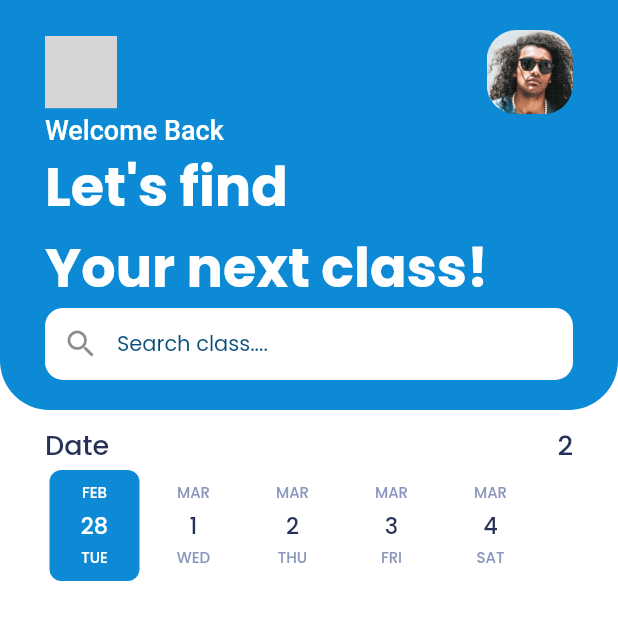
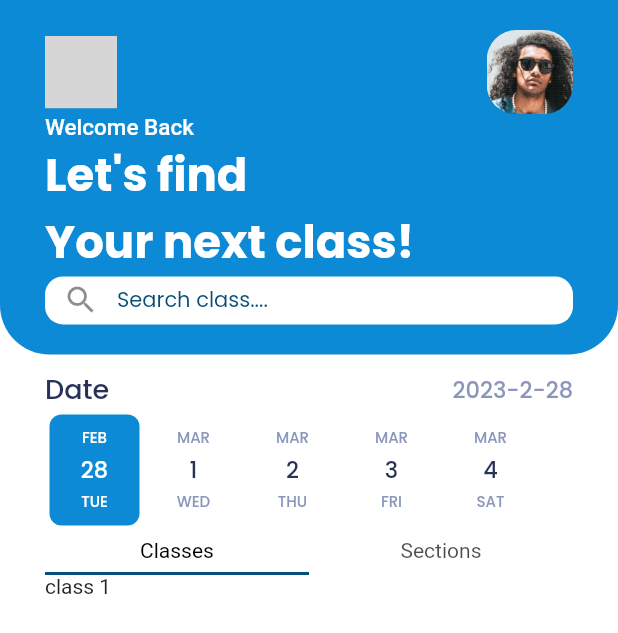
Before and after one commit to yara30999/attendance-system-graduation-project, a Flutter app: the HomeScreen screen opened by its route, on a phone screen of 412 x 824 dp. Shown: the top 633 px of the screen. Run offline on Flutter 3.47's test engine with Material 2 defaults, Android fonts, the phone set to English and light mode, and no system bars; drawn by our look-alikes of date_picker_timeline; missing offline and left inert: slide_digital_clock; grey boxes are pictures that could not be loaded.

Commit message:
adding tab bar in home page

```diff
--- a/lib/screens/home_screen.dart
+++ b/lib/screens/home_screen.dart
@@ -11,8 +11,7 @@ class HomeScreen extends StatefulWidget {
 }
 
 class _HomeScreenState extends State<HomeScreen> {
-  late DateTime _selectedDate ;
-
+  late DateTime _selectedDate;
 
   @override
   Widget build(BuildContext context) {
@@ -61,7 +60,7 @@ class _HomeScreenState extends State<HomeScreen> {
                       'Welcome Back',
                       style: TextStyle(
                           color: Colors.white,
-                          fontSize: 18.0,
+                          fontSize: 15.0,
                           fontWeight: FontWeight.w500),
                     ),
                     // const SizedBox(height: 12.0),
@@ -69,7 +68,7 @@ class _HomeScreenState extends State<HomeScreen> {
                       'Let\'s find',
                       style: TextStyle(
                           color: Colors.white,
-                          fontSize: 36.0,
+                          fontSize: 30.0,
                           fontFamily: 'Poppins',
                           fontWeight: FontWeight.w600),
                     ),
@@ -77,7 +76,7 @@ class _HomeScreenState extends State<HomeScreen> {
                       'Your next class!',
                       style: TextStyle(
                           color: Colors.white,
-                          fontSize: 36.0,
+                          fontSize: 30.0,
                           fontFamily: 'Poppins',
                           fontWeight: FontWeight.w600),
                     ),
@@ -87,9 +86,12 @@ class _HomeScreenState extends State<HomeScreen> {
                       scrollDirection: Axis.vertical,
                       shrinkWrap: true,
                       children: [
-                        TextField(
-                          decoration: kSearchField,
-                          onChanged: (value) {},
+                        SizedBox(
+                          height: 32.0,
+                          child: TextField(
+                            decoration: kSearchField,
+                            onChanged: (value) {},
+                          ),
                         )
                       ],
                     ),
@@ -116,12 +118,12 @@ class _HomeScreenState extends State<HomeScreen> {
                         ),
                         //TODO // disply current month here
                         Text(
-                          DateTime.now().month.toString(),
+                          '${DateTime.now().year}-${DateTime.now().month}-${DateTime.now().day}',
                           style: const TextStyle(
-                            fontSize: 18.0,
+                            fontSize: 15.0,
                             fontFamily: 'poppins',
                             fontWeight: FontWeight.w500,
-                            color: Color(0xff263257),
+                            color: Color(0xff8A96BC),
                           ),
                         ),
                       ],
@@ -149,10 +151,39 @@ class _HomeScreenState extends State<HomeScreen> {
                         fontWeight: FontWeight.w500,
                         color: Color(0xff8A96BC),
                       ),
-                      onDateChange:(selectedDate) {
-                        _selectedDate = selectedDate;
-                        print(_selectedDate);
+                      onDateChange: (selectedDate) {
+                        setState(() {
+                          _selectedDate = selectedDate;
+                          print(_selectedDate);
+                        });
                       },
+                    ),
+                    DefaultTabController(
+                      length: 2,
+                      child: Column(
+                        children: const [
+                          SizedBox(
+                            height: 30,
+                            child: TabBar(
+                                labelColor: Colors.black,
+                                labelStyle:
+                                    TextStyle(fontWeight: FontWeight.w400),
+                                indicatorColor: Color(0xff074E79),
+                                //dividerColor: Color(0xff074E79),
+                                tabs: [
+                                  Tab(text: 'Classes'),
+                                  Tab(text: 'Sections'),
+                                ]),
+                          ),
+                          SizedBox(
+                            height: 150.0,
+                            child: Center(
+                              child: TabBarView(
+                                  children: [Text('class 1'), Text('sextion')]),
+                            ),
+                          )
+                        ],
+                      ),
                     ),
                   ],
                 ),
```
